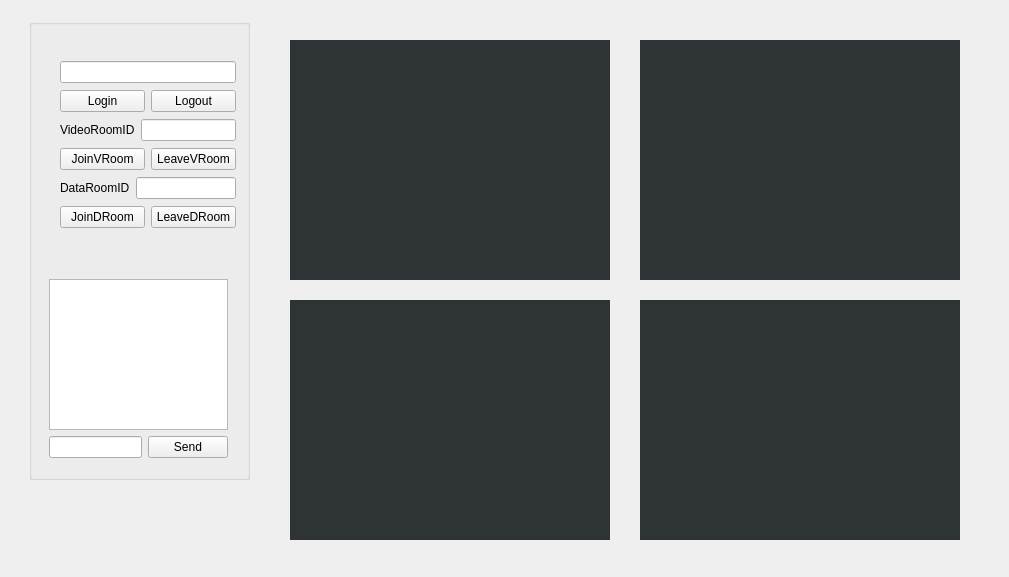
Before: the Qt Designer form MainWindow.ui in ShifengJin/UbuntuWebrtcDemo, drawn with Qt 5.
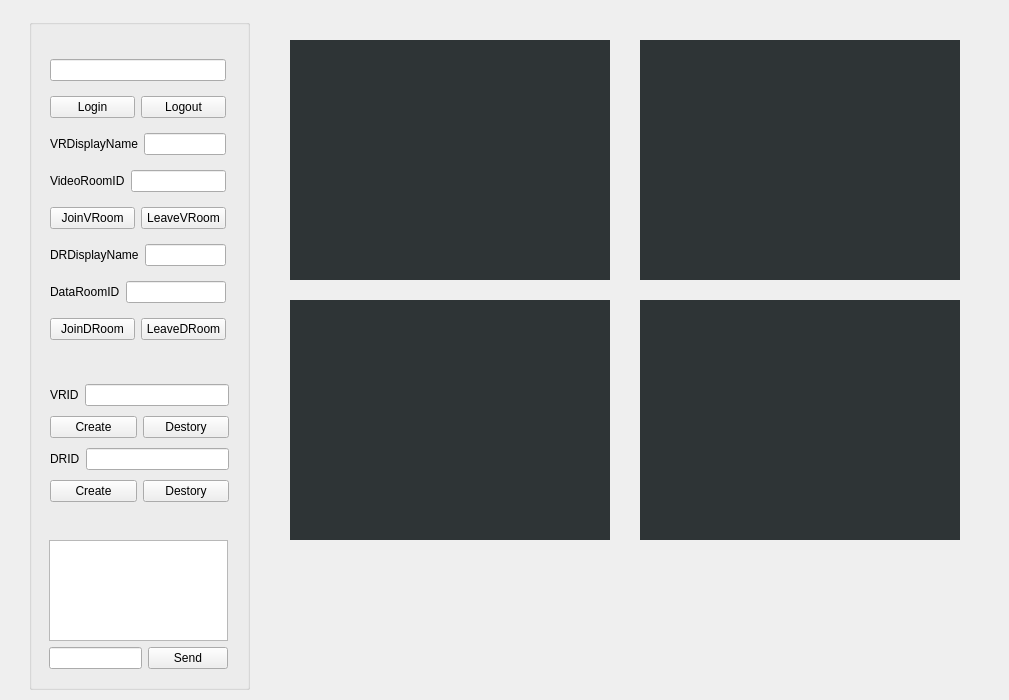
After: the same form once the commit is applied. Custom widgets are drawn as their Qt base class.

Commit message: 添加创建VideoRoom TextRoom

Diff of the .ui file:
```diff
--- a/MainWindow.ui
+++ b/MainWindow.ui
@@ -7,7 +7,7 @@
     <x>0</x>
     <y>0</y>
     <width>1009</width>
-    <height>577</height>
+    <height>700</height>
    </rect>
   </property>
   <property name="windowTitle">
@@ -20,7 +20,7 @@
       <x>29</x>
       <y>19</y>
       <width>221</width>
-      <height>461</height>
+      <height>671</height>
      </rect>
     </property>
     <property name="title">
@@ -29,10 +29,10 @@
     <widget class="QWidget" name="verticalLayoutWidget">
      <property name="geometry">
       <rect>
-       <x>20</x>
-       <y>30</y>
+       <x>10</x>
+       <y>20</y>
        <width>198</width>
-       <height>196</height>
+       <height>321</height>
       </rect>
      </property>
      <layout class="QVBoxLayout" name="verticalLayout">
@@ -57,6 +57,20 @@
         </item>
        </layout>
       </item>
+      <item>
+       <layout class="QHBoxLayout" name="horizontalLayout_7">
+        <item>
+         <widget class="QLabel" name="VRDisplayName_LB">
+          <property name="text">
+           <string>VRDisplayName</string>
+          </property>
+         </widget>
+        </item>
+        <item>
+         <widget class="QLineEdit" name="VRDisplayName_LE"/>
+        </item>
+       </layout>
+      </item>
       <item>
        <layout class="QHBoxLayout" name="horizontalLayout_2">
         <item>
@@ -92,6 +106,20 @@
         </item>
        </layout>
       </item>
+      <item>
+       <layout class="QHBoxLayout" name="horizontalLayout_8">
+        <item>
+         <widget class="QLabel" name="DRDisplayName_LB">
+          <property name="text">
+           <string>DRDisplayName</string>
+          </property>
+         </widget>
+        </item>
+        <item>
+         <widget class="QLineEdit" name="DRDisplayName_LE"/>
+        </item>
+       </layout>
+      </item>
       <item>
        <layout class="QHBoxLayout" name="horizontalLayout_3">
         <item>
@@ -130,9 +158,9 @@
      <property name="geometry">
       <rect>
        <x>9</x>
-       <y>249</y>
+       <y>510</y>
        <width>201</width>
-       <height>201</height>
+       <height>151</height>
       </rect>
      </property>
      <layout class="QVBoxLayout" name="verticalLayout_2">
@@ -155,6 +183,82 @@
       </item>
      </layout>
     </widget>
+    <widget class="QWidget" name="verticalLayoutWidget_3">
+     <property name="geometry">
+      <rect>
+       <x>10</x>
+       <y>350</y>
+       <width>201</width>
+       <height>151</height>
+      </rect>
+     </property>
+     <layout class="QVBoxLayout" name="verticalLayout_3">
+      <item>
+       <layout class="QHBoxLayout" name="horizontalLayout_9">
+        <item>
+         <widget class="QLabel" name="VideoRID_LB">
+          <property name="text">
+           <string>VRID</string>
+          </property>
+         </widget>
+        </item>
+        <item>
+         <widget class="QLineEdit" name="VideoRID_LE"/>
+        </item>
+       </layout>
+      </item>
+      <item>
+       <layout class="QHBoxLayout" name="horizontalLayout_10">
+        <item>
+         <widget class="QPushButton" name="CreateVR_PB">
+          <property name="text">
+           <string>Create</string>
+          </property>
+         </widget>
+        </item>
+        <item>
+         <widget class="QPushButton" name="DestoryVR_PB">
+          <property name="text">
+           <string>Destory</string>
+          </property>
+         </widget>
+        </item>
+       </layout>
+      </item>
+      <item>
+       <layout class="QHBoxLayout" name="horizontalLayout_13">
+        <item>
+         <widget class="QLabel" name="DataRID_LB">
+          <property name="text">
+           <string>DRID</string>
+          </property>
+         </widget>
+        </item>
+        <item>
+         <widget class="QLineEdit" name="DataRID_LE"/>
+        </item>
+       </layout>
+      </item>
+      <item>
+       <layout class="QHBoxLayout" name="horizontalLayout_12">
+        <item>
+         <widget class="QPushButton" name="CreateDR_PB">
+          <property name="text">
+           <string>Create</string>
+          </property>
+         </widget>
+        </item>
+        <item>
+         <widget class="QPushButton" name="DestoryDR_PB">
+          <property name="text">
+           <string>Destory</string>
+          </property>
+         </widget>
+        </item>
+       </layout>
+      </item>
+     </layout>
+    </widget>
    </widget>
    <widget class="VideoRender" name="Local_W" native="true">
     <property name="geometry">
```
The commit also changes 8 other files.
